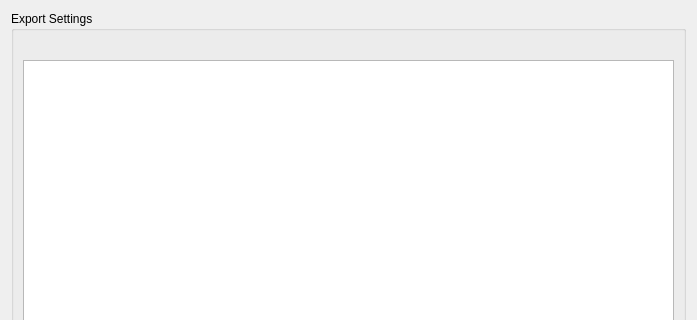
First picture: the form in src/ui/ExportDialog.ui, repository Warzone2100/WMIT, before the edit; both pictures show x 0 to 697 and y 0 to 320 of the 697 by 458 pixel window.
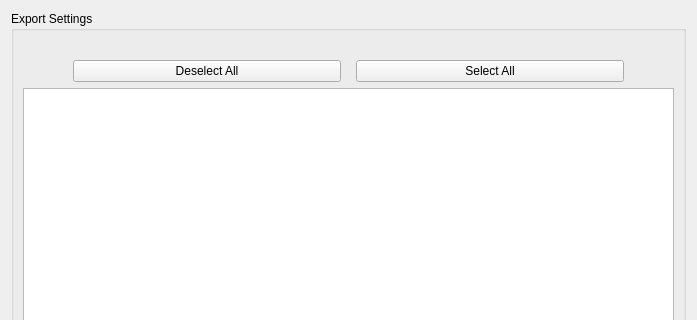
Second picture: the form after the edit.

Commit message: Add Deselect/Select All buttons to export dialog

```diff
--- a/src/ui/ExportDialog.ui
+++ b/src/ui/ExportDialog.ui
@@ -27,6 +27,33 @@
         </property>
        </widget>
       </item>
+      <item>
+       <layout class="QHBoxLayout" name="horizontalLayout">
+        <property name="spacing">
+         <number>15</number>
+        </property>
+        <property name="leftMargin">
+         <number>50</number>
+        </property>
+        <property name="rightMargin">
+         <number>50</number>
+        </property>
+        <item>
+         <widget class="QPushButton" name="pushButton_deselect_all">
+          <property name="text">
+           <string>Deselect All</string>
+          </property>
+         </widget>
+        </item>
+        <item>
+         <widget class="QPushButton" name="pushButton_select_all">
+          <property name="text">
+           <string>Select All</string>
+          </property>
+         </widget>
+        </item>
+       </layout>
+      </item>
       <item>
        <widget class="QTableView" name="tvExportCaps"/>
       </item>
```
The commit also changes 2 other files.
